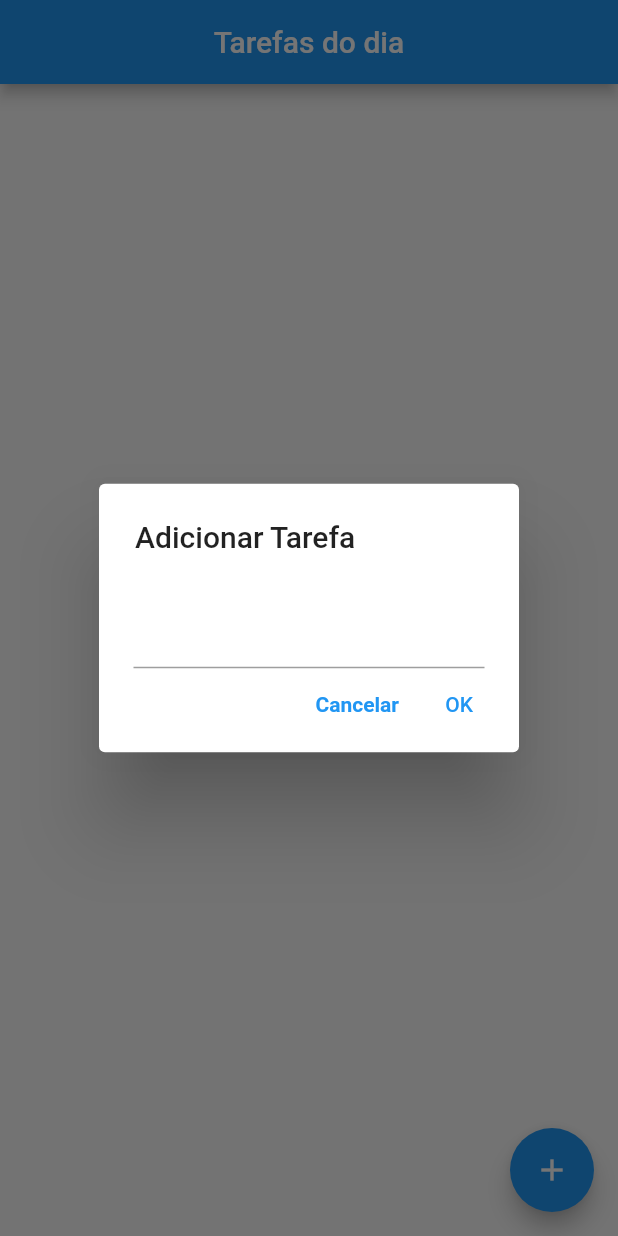
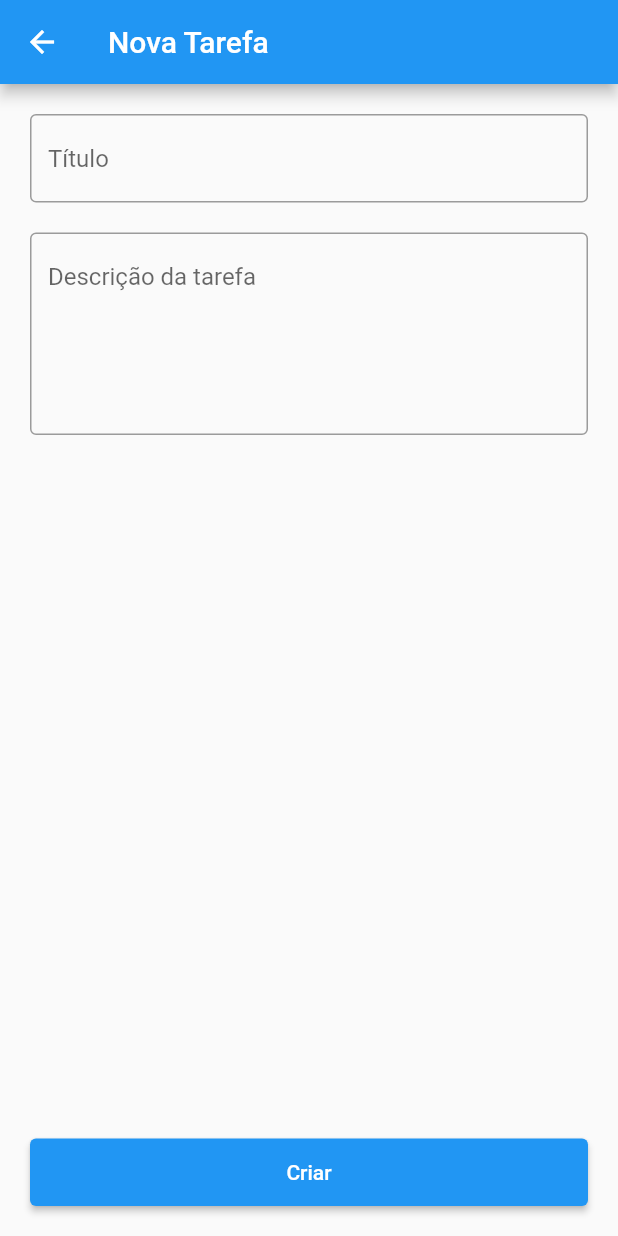
Before and after one commit to Innoue/FlutterLessons, a Flutter app: the MyHomePage screen opened directly, after a tap on the "add" icon, on a phone screen of 412 x 824 dp. Run offline on Flutter 3.47's test engine with Material 2 defaults, Android fonts, the phone set to English and light mode, and no system bars; our stand-ins replace google_fonts; missing offline and left inert: dart:ffi.

Commit message:
App bar on new page

```diff
--- a/task_list_3/lib/apps/app_android.dart
+++ b/task_list_3/lib/apps/app_android.dart
@@ -11,7 +11,7 @@ class MyApp extends StatelessWidget {
     return MaterialApp(
       debugShowCheckedModeBanner: false,
       title: 'Flutter Demo',
-      home: NewTask(),
+      home: MyHomePage(),
     );
   }
 }
--- a/task_list_3/lib/pages/home_page_android.dart
+++ b/task_list_3/lib/pages/home_page_android.dart
@@ -1,5 +1,6 @@
 
 import 'package:flutter/material.dart';
+import '../pages/new_task_page.dart';
 
 class MyHomePage extends StatefulWidget {
   const MyHomePage({Key? key}) : super(key: key);
@@ -33,50 +34,7 @@ class _MyHomePageState extends State<MyHomePage> {
       floatingActionButton: FloatingActionButton(
         child: const Icon(Icons.add),
         onPressed: () {
-          showDialog(
-            context: context,
-            builder: (BuildContext build) {
-              return AlertDialog(
-                title: Text("Adicionar Tarefa"),
-                // content: Text("Informe a nova tarefa"),
-                actions: [
-                  Padding(
-                    padding: const EdgeInsets.symmetric(horizontal: 15.0),
-                    child: TextField(
-                      controller: _task,
-                    ),
-                  ),
-                  Row(
-                    mainAxisAlignment: MainAxisAlignment.end,
-                    children: [
-                      TextButton(
-                        style: TextButton.styleFrom(
-                          textStyle: TextStyle(
-                            fontWeight: FontWeight.bold,
-                            color: Colors.red.shade100,
-                          ),
-                        ),
-                        onPressed: () {
-                          Navigator.of(context).pop();
-                        },
-                        child: Text("Cancelar"),
-                      ),
-                      TextButton(
-                        onPressed: () {
-                          setState(() {
-                            listItems.add(ListItens(title: _task.text));
-                            _task.text = "";
-                          });
-                          Navigator.of(context).pop();
-                        },
-                        child: Text("OK"),
-                      ),
-                    ],
-                  ),
-                ],
-              );
-            },
-          );
+          Navigator.push(context, MaterialPageRoute(builder: (context) => NewTaskPage()));
         },
       ),
     );
@@ -109,3 +67,49 @@ class _ListItens extends State<ListItens> {
     );
   }
 }
+
+//Show dialog descontinuado
+// showDialog(
+//   context: context,
+//   builder: (BuildContext build) {
+//     return AlertDialog(
+//       title: Text("Adicionar Tarefa"),
+//       // content: Text("Informe a nova tarefa"),
+//       actions: [
+//         Padding(
+//           padding: const EdgeInsets.symmetric(horizontal: 15.0),
+//           child: TextField(
+//             controller: _task,
+//           ),
+//         ),
+//         Row(
+//           mainAxisAlignment: MainAxisAlignment.end,
+//           children: [
+//             TextButton(
+//               style: TextButton.styleFrom(
+//                 textStyle: TextStyle(
+//                   fontWeight: FontWeight.bold,
+//                   color: Colors.red.shade100,
+//                 ),
+//               ),
+//               onPressed: () {
+//                 Navigator.of(context).pop();
+//               },
+//               child: Text("Cancelar"),
+//             ),
+//             TextButton(
+//               onPressed: () {
+//                 setState(() {
+//                   listItems.add(ListItens(title: _task.text));
+//                   _task.text = "";
+//                 });
+//                 Navigator.of(context).pop();
+//               },
+//               child: Text("OK"),
+//             ),
+//           ],
+//         ),
+//       ],
+//     );
+//   },
+// );
--- a/task_list_3/lib/pages/new_task_page.dart
+++ b/task_list_3/lib/pages/new_task_page.dart
@@ -1,7 +1,7 @@
 import 'package:flutter/material.dart';
 
-class NewTask extends StatelessWidget {
-  NewTask({Key? key}) : super(key: key);
+class NewTaskPage extends StatelessWidget {
+  NewTaskPage({Key? key}) : super(key: key);
 
   TextEditingController _titleTask = TextEditingController();
   TextEditingController _descTask = TextEditingController();
@@ -9,6 +9,7 @@ class NewTask extends StatelessWidget {
   @override
   Widget build(BuildContext context) {
     return Scaffold(
+      appBar: AppBar(title: Text("Nova Tarefa"),),
       body: SafeArea(
         child: Column(
           children: [
```
